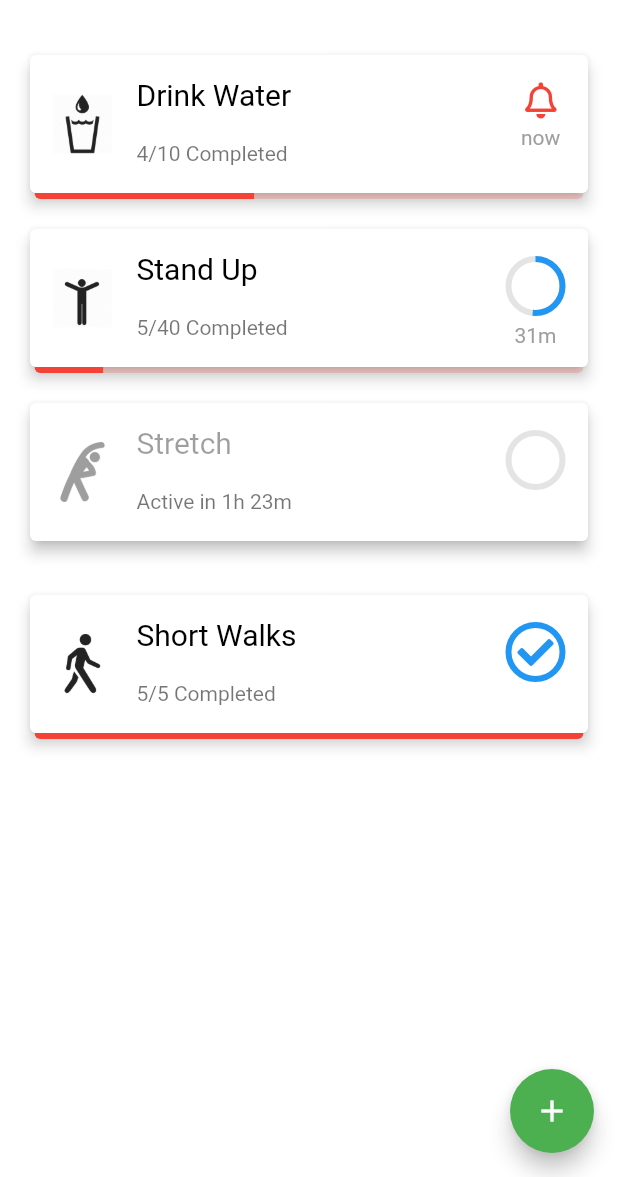
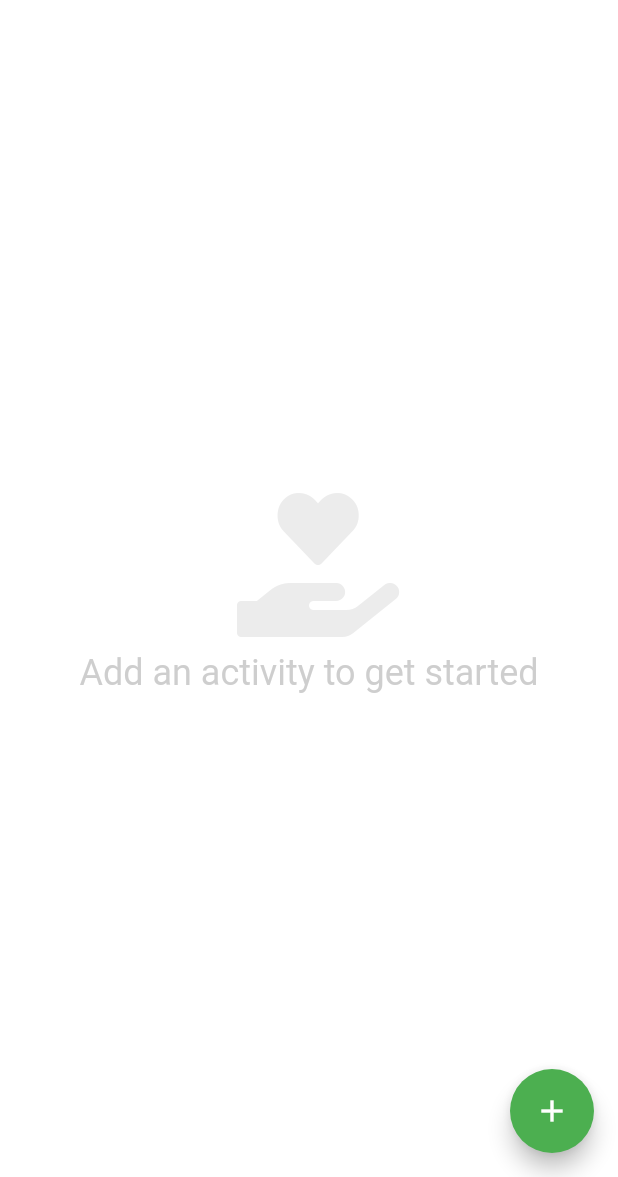
Before and after one commit to babanomania/office_fit, a Flutter app: the screen it shows after launch, on a phone screen of 412 x 824 dp, the part 59-1236 px from its top. Run offline on Flutter 3.47's test engine with Material 2 defaults, Android fonts, the phone set to English and light mode, and no system bars; our stand-ins replace flutter_redux, font_awesome_flutter, redux.

Commit message:
added redux support, application is currently unstable

```diff
--- a/lib/AppRoutes.dart
+++ b/lib/AppRoutes.dart
@@ -4,6 +4,7 @@ class AppRoutes {
   static const String onBoading = "/onBoading";
   static const String listActivities = "/";
   static const String activityDetail = "/activityDetail";
-  static const String addNewActivity = "/addnewactivity";
+  static const String addNewActivity = "/addNewActivity";
+  static const String editActivity = "/editActivity";
 
 }
--- a/lib/main.dart
+++ b/lib/main.dart
@@ -1,18 +1,34 @@
 import 'package:flutter/material.dart';
+import 'package:redux/redux.dart';
+import 'package:flutter_redux/flutter_redux.dart';
 import 'package:office_fit/screens/OnBoardScreen.dart';
 import 'package:office_fit/screens/ListActivitiesScreen.dart';
 import 'package:office_fit/screens/ActivityDetailScreen.dart';
 import 'package:office_fit/screens/AddNewActivityScreen.dart';
+import 'package:office_fit/models/ActivityViewModel.dart';
 import 'package:office_fit/AppRoutes.dart';
+import 'package:office_fit/redux/AppState.dart';
+import 'package:office_fit/redux/Reducers.dart';
+import 'package:office_fit/redux/Middleware.dart';
+import 'package:office_fit/redux/Actions.dart';
 
 void main() => runApp(new MyApp());
 
 class MyApp extends StatelessWidget {
 
+  final Store<AppState> store = Store<AppState>(
+    appReducer,
+    initialState: AppState.initial(),
+    middleware: createStoreMiddleware(),
+  );
+
   @override
   Widget build(BuildContext context) {
 
-    return new MaterialApp(
+    return StoreProvider(
+
+        store: this.store,
+        child: new MaterialApp(
 
                 title: 'Office Fit Demo',
 
@@ -31,23 +47,56 @@ class MyApp extends StatelessWidget {
                       new OnBoardScreen(),
 
                   AppRoutes.listActivities: (context) =>
+                      new StoreConnector<AppState, List<ActivityViewModel>>(
+                        converter: (store) => store.state.activities,
+                        builder: (context, List<ActivityViewModel> viewModel) =>
                             new ListActivitiesScreen(
-              openDetail: (_) => print( "detail - " + _ ),
-              deleteActivity:  (_) => print( "delete - " + _ ),
+                              viewModel: viewModel,
+                              openDetail: (_) => store.dispatch( SelectActivity(_) ),
+                              deleteActivity:  (_) => store.dispatch( RemoveActivity(_) ),
+                            ),
                       ),
 
+
                   AppRoutes.activityDetail: (context) =>
+                      new StoreConnector<AppState, ActivityViewModel>(
+                        converter: (store) => store.state.currentActivity,
+                        builder: (context, ActivityViewModel viewModel) =>
                             new ActivityDetailScreen(
-              editActivity: (_) => print( "edit - " + _ ),
-              deleteActivity: (_) => print( "delete - " + _ ),
+                              viewModel: viewModel,
+                              editActivity: (_) => store.dispatch( SelectActivity(_) ),
+                              deleteActivity: (_) => store.dispatch( RemoveActivity(_) ),
+                              doActivity: (_) => store.dispatch( DoActivity(_) ),
+                              undoActivity: (_) => store.dispatch( UndoActivity(_) ),
+                            ),
                       ),
 
+
                   AppRoutes.addNewActivity : (context) =>
+                      new StoreConnector<AppState, ActivityViewModel>(
+                        converter: (store) => new ActivityViewModel(),
+                        builder: (context, ActivityViewModel viewModel) =>
                             new AddNewActivityScreen(
-              onSubmit: (_) => print( "submit - " ),
+                              viewModel: viewModel,
+                              onSubmit: (_) => store.dispatch( AddActivity(_) ),
+                            )
+
                       ),
 
+
+                  AppRoutes.editActivity : (context) =>
+                      new StoreConnector<AppState, ActivityViewModel>(
+                          converter: (store) => store.state.currentActivity,
+                          builder: (context, ActivityViewModel viewModel) =>
+                              new AddNewActivityScreen(
+                                viewModel: viewModel,
+                                onSubmit: (_) => store.dispatch( EditActivity(_) ),
+                              )
+
+                      ),
                 },
+
+              ),
 
     );
   }
--- /dev/null
+++ b/lib/redux/Actions.dart
@@ -0,0 +1,37 @@
+import 'package:office_fit/models/ActivityViewModel.dart';
+
+class AddActivity {
+  final ActivityViewModel item;
+
+  AddActivity(this.item);
+}
+
+class EditActivity {
+  final ActivityViewModel item;
+
+  EditActivity(this.item);
+}
+
+class RemoveActivity {
+  final ActivityViewModel item;
+
+  RemoveActivity(this.item);
+}
+
+class SelectActivity {
+  final ActivityViewModel item;
+
+  SelectActivity(this.item);
+}
+
+class DoActivity {
+  final ActivityViewModel item;
+
+  DoActivity(this.item);
+}
+
+class UndoActivity {
+  final ActivityViewModel item;
+
+  UndoActivity(this.item);
+}
--- /dev/null
+++ b/lib/redux/AppState.dart
@@ -0,0 +1,11 @@
+import 'package:office_fit/models/ActivityViewModel.dart';
+
+class AppState {
+
+  final List<ActivityViewModel> activities;
+  final ActivityViewModel currentActivity;
+
+  AppState(this.activities, this.currentActivity);
+
+  factory AppState.initial() => AppState(List.unmodifiable([]), new ActivityViewModel() );
+}
--- /dev/null
+++ b/lib/redux/Middleware.dart
@@ -0,0 +1,47 @@
+import 'dart:async';
+import 'package:redux/redux.dart';
+import 'package:office_fit/redux/Actions.dart';
+import 'package:office_fit/redux/AppState.dart';
+import 'package:office_fit/models/ActivityViewModel.dart';
+import 'package:office_fit/util/DurationUtil.dart';
+
+List<Middleware<AppState>> createStoreMiddleware() => [
+  TypedMiddleware<AppState, AddActivity>(_addActivity),
+  TypedMiddleware<AppState, RemoveActivity>(_removeActivity),
+  TypedMiddleware<AppState, SelectActivity>(_selectActivity),
+];
+
+List<DateTime> _addNotifications( DateTime when, Duration start, Duration end, Duration interval ){
+  List<DateTime> notifications = [];
+
+  Duration startWith = new Duration( minutes: start.inMinutes );
+  while( startWith.inMinutes <= end.inMinutes ){
+    notifications.add(
+        DurationUtil.atMidnight( when ).add( interval )
+    );
+
+    startWith += interval;
+  }
+
+  return notifications;
+}
+
+Future _addActivity(Store<AppState> store, AddActivity action, NextDispatcher next) async {
+  print( "add activity " + action.item.title.title );
+
+  ActivityDayRecord firstRecord = new ActivityDayRecord( recordDate: DurationUtil.atMidnight( DateTime.now() ), count: 0 );
+  firstRecord.notifications = _addNotifications( DateTime.now(), action.item.start, action.item.end, action.item.interval );
+
+  action.item.perf.history.add( firstRecord );
+  next(action);
+}
+
+Future _removeActivity(Store<AppState> store, RemoveActivity action, NextDispatcher next) async {
+  print( "remove activity " + action.item.title.title  );
+  next(action);
+}
+
+Future _selectActivity(Store<AppState> store, SelectActivity action, NextDispatcher next) async {
+  print( "select activity " + action.item.title.title  );
+  next(action);
+}
--- a/lib/screens/ListActivitiesScreen.dart
+++ b/lib/screens/ListActivitiesScreen.dart
@@ -1,13 +1,73 @@
 import 'package:flutter/material.dart';
 import 'package:office_fit/widgets/ActivityStatusCard.dart';
 import 'package:office_fit/AppRoutes.dart';
+import 'package:office_fit/models/ActivityViewModel.dart';
+import 'package:office_fit/util/DurationUtil.dart';
+import 'package:font_awesome_flutter/font_awesome_flutter.dart';
 
 class ListActivitiesScreen extends StatelessWidget {
 
-  ListActivitiesScreen({ this.openDetail, this.deleteActivity });
+  ListActivitiesScreen({ this.viewModel, this.openDetail, this.deleteActivity });
 
-  final ValueChanged<String> openDetail ;
-  final ValueChanged<String> deleteActivity ;
+  final List<ActivityViewModel> viewModel;
+  final ValueChanged<ActivityViewModel> openDetail ;
+  final ValueChanged<ActivityViewModel> deleteActivity ;
+
+  Widget getListView( BuildContext context ){
+
+    return new ListView(
+
+      children: viewModel.map(
+            (ActivityViewModel model) =>
+        new ActivityStatusCard(
+
+          isEnabled: model.perf.history.last.recordDate == DurationUtil.atMidnight( DateTime.now() ),
+
+          imageAsset: model.title.image,
+          title: model.title.title,
+
+          currentActivityCnt: model.perf.history.last.count,
+          totalActivityCnt: model.repetitions,
+
+          nextNotification: model.perf.history.last.nextNotification,
+          notificationInterval: model.interval,
+
+          openDetail: (() {
+            openDetail( model);
+            Navigator.pushNamed(context, AppRoutes.activityDetail);
+          }),
+          deleteActivity: () => deleteActivity( model ),
+        ),
+
+      ).toList(),
+
+    );
+  }
+
+  Widget getEmptyText(){
+    return new Container(
+      child: new Center(
+        child: new Column(
+
+          crossAxisAlignment: CrossAxisAlignment.center,
+          mainAxisAlignment: MainAxisAlignment.center,
+
+          children: <Widget>[
+            new Icon( FontAwesomeIcons.handHoldingHeart, color: Colors.grey.withOpacity( 0.2 ), size: 96.0, ),
+            new Padding(
+                padding: EdgeInsets.all( 10.0 ),
+                child: new Text(
+                  "Add an activity to get started",
+                  style: TextStyle( color: Colors.grey.withOpacity( 0.5 ), fontSize: 24.0 ),
+                ),
+            ),
+          ],
+
+        ),
+      ),
+    );
+
+  }
 
   @override
   Widget build(BuildContext context) {
@@ -23,84 +83,7 @@ class ListActivitiesScreen extends StatelessWidget {
           backgroundColor: Theme.of(context).canvasColor.withOpacity( 0.99 ), elevation: 0.0,
         ),
 
-        body: new ListView(
-
-          children: <Widget>[
-
-            new ActivityStatusCard(
-
-              imageAsset: 'images/drink_water.png',
-              title: "Drink Water",
-
-              currentActivityCnt: 4,
-              totalActivityCnt: 10,
-
-              nextNotification: new Duration( minutes: 0 ),
-              notificationInterval: new Duration( minutes: 45 ),
-
-              openDetail: ((_) {
-                openDetail(_);
-                Navigator.pushNamed(context, AppRoutes.activityDetail);
-              }),
-              deleteActivity: deleteActivity,
-            ),
-
-            new ActivityStatusCard(
-              imageAsset: 'images/stand_up.png',
-              title: "Stand Up",
-
-              currentActivityCnt: 5,
-              totalActivityCnt: 40,
-
-              nextNotification: new Duration( minutes: 31 ),
-              notificationInterval: new Duration( hours: 1 ),
-
-              openDetail: ((_) {
-                openDetail(_);
-                Navigator.pushNamed(context, AppRoutes.activityDetail);
-              }),
-              deleteActivity: deleteActivity,
-            ),
-
-            new ActivityStatusCard(
-              isEnabled: false,
-
-              imageAsset: 'images/stretch.png',
-              title: "Stretch",
-
-              currentActivityCnt: 4,
-              totalActivityCnt: 20,
-
-              nextNotification: new Duration( hours: 1, minutes: 23 ),
-              notificationInterval: new Duration( hours: 2 ),
-
-              openDetail: ((_) {
-                openDetail(_);
-                Navigator.pushNamed(context, AppRoutes.activityDetail);
-              }),
-              deleteActivity: deleteActivity,
-            ),
-
-            new ActivityStatusCard(
-              imageAsset: 'images/walk.png',
-              title: "Short Walks",
-
-              currentActivityCnt: 5,
-              totalActivityCnt: 5,
-
-              nextNotification: new Duration( minutes: 0 ),
-              notificationInterval: new Duration( minutes: 15 ),
-
-              openDetail: ((_) {
-                openDetail(_);
-                Navigator.pushNamed(context, AppRoutes.activityDetail);
-              }),
-              deleteActivity: deleteActivity,
-            ),
-
-          ],
-
-        ),
+        body: viewModel.length > 0 ? getListView(context) : getEmptyText(),
 
         floatingActionButton: new FloatingActionButton(
               foregroundColor: Colors.white,
--- a/lib/widgets/ActivityStatusCard.dart
+++ b/lib/widgets/ActivityStatusCard.dart
@@ -22,8 +22,8 @@ class ActivityStatusCard extends StatelessWidget {
   final Duration nextNotification ;
   final Duration notificationInterval ;
 
-  final ValueChanged<String> openDetail ;
-  final ValueChanged<String> deleteActivity ;
+  final VoidCallback openDetail ;
+  final VoidCallback deleteActivity ;
 
   final Color disabled = Colors.grey;
 
@@ -96,7 +96,7 @@ class ActivityStatusCard extends StatelessWidget {
       return new Dismissible(
 
           key: new GlobalKey(),
-          onDismissed: (_) => deleteActivity( this.title ),
+          onDismissed: (_) => deleteActivity(),
           background: new ListTile(
             leading: new Padding(
               padding: new EdgeInsets.only( top: 50.0, left: 30.0 ),
@@ -127,7 +127,7 @@ class ActivityStatusCard extends StatelessWidget {
                   trailing: _getTrailingIconText(),
 
                   onTap: this.isEnabled ? ((){
-                    this.openDetail( this.title );
+                    this.openDetail();
                   }) : null,
 
                 ),
--- a/lib/widgets/RedButton.dart
+++ b/lib/widgets/RedButton.dart
@@ -20,7 +20,7 @@ class RedButton extends StatelessWidget {
               padding: new EdgeInsets.only( top: 20.0, bottom: 20.0 ),
               child: new Text( this.text, style: new TextStyle( color: Colors.white, fontSize: 16.0 ), ),
             ),
-            onPressed: enabled ?  () => this.onPressed : null,
+            onPressed: enabled ? this.onPressed : null,
           ),
       );
   }
--- a/pubspec.yaml
+++ b/pubspec.yaml
@@ -10,6 +10,8 @@ dependencies:
   cupertino_icons: ^0.1.2
   font_awesome_flutter: ^7.1.0
   intl: ^0.15.7
+  redux: ^3.0.0
+  flutter_redux: ^0.5.2
 
 dev_dependencies:
   flutter_test:
```
Also changed, not shown: lib/models/ActivityViewModel.dart (+9 -8 lines), lib/redux/Reducers.dart (added, +46 -0 lines), lib/screens/ActivityDetailScreen.dart (+20 -9 lines), lib/screens/AddNewActivityScreen.dart (+5 -3 lines), lib/util/DurationUtil.dart (+8 -0 lines), lib/widgets/BarChart.dart (+24 -6 lines), pubspec.lock, 2 other files. Lines whose indentation alone changed are shown as unchanged.
